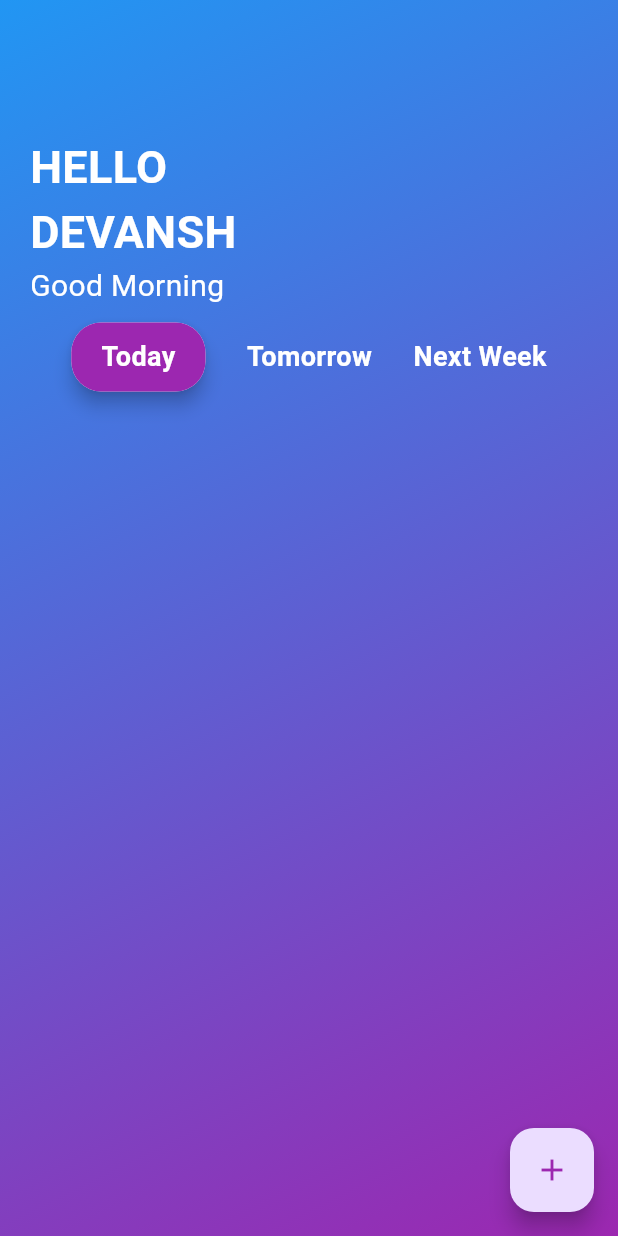
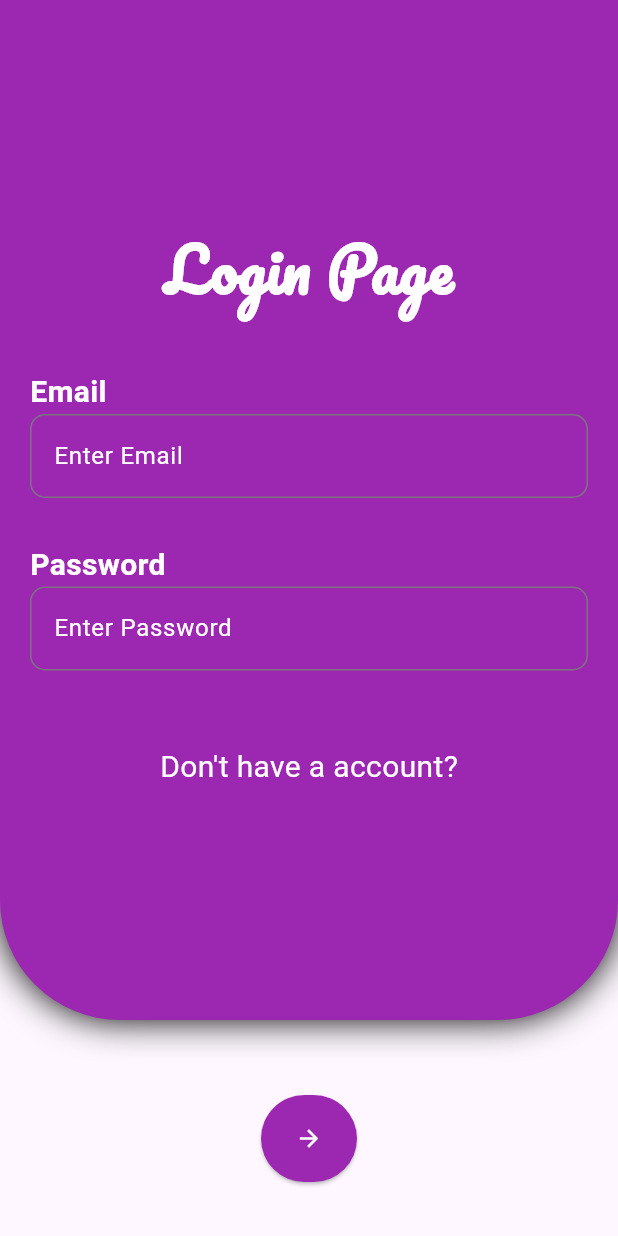
Before and after one commit to devansh-popli/flutter-todoApp, a Flutter app: the screen it shows after launch, on a phone screen of 412 x 824 dp. Run offline on Flutter 3.47's test engine with Material 3 defaults, Android fonts, the phone set to English and light mode, and no system bars; our stand-ins replace firebase_core, google_fonts, random_string, shared_preferences; accounts and stored records are empty.

Commit message:
flutter demo code

```diff
--- a/lib/main.dart
+++ b/lib/main.dart
@@ -1,26 +1,52 @@
+import 'dart:convert';
+
 import 'package:flutter/material.dart';
 import 'package:pizzeria/pages/home.dart';
 import 'package:firebase_core/firebase_core.dart';
-import 'firebase_options.dart'; // generated by FlutterFire CLI
+import 'package:pizzeria/pages/login.dart';
+import 'package:shared_preferences/shared_preferences.dart';
 
 void main() async {
   WidgetsFlutterBinding.ensureInitialized();
-  try {
-    await Firebase.initializeApp(
-      options: DefaultFirebaseOptions.currentPlatform,
-    );
-    runApp(MyApp());
-  } catch (e) {
-    runApp(
-      MaterialApp(
-        home: Scaffold(body: Center(child: Text('Firebase init failed: $e'))),
-      ),
-    );
+  await Firebase.initializeApp();
+  SharedPreferences prefs = await SharedPreferences.getInstance();
+  String? tokenJson = prefs.getString('authToken');
+  String? userJson = prefs.getString('user');
+  Map<String, dynamic> userMap = {};
+  String token = "";
+  if (userJson != null) {
+    try {
+      userMap = jsonDecode(userJson);
+    } catch (e) {
+      userMap = {}; // fallback to empty if parsing fails
+    }
   }
+  if (tokenJson != null) {
+    try {
+      token = tokenJson;
+    } catch (e) {
+      token = ""; // fallback to empty if parsing fails
+    }
+  }
+  runApp(
+    MyApp(
+      isLoggedIn: tokenJson != null ? true : false,
+      user: userMap,
+      token: token,
+    ),
+  );
 }
 
 class MyApp extends StatelessWidget {
-  const MyApp({super.key});
+  final bool isLoggedIn;
+  final Map<String, dynamic> user;
+  final String token;
+  const MyApp({
+    super.key,
+    required bool this.isLoggedIn,
+    required this.user,
+    required this.token,
+  });
 
   // This widget is the root of your application.
   @override
@@ -45,7 +71,7 @@ class MyApp extends StatelessWidget {
         // tested with just a hot reload.
         colorScheme: ColorScheme.fromSeed(seedColor: Colors.deepPurple),
       ),
-      home: Home(),
+      home: isLoggedIn ? Home(userData: user, token: token!) : const Login(),
     );
   }
 }
--- /dev/null
+++ b/lib/model/user.dart
@@ -0,0 +1,6 @@
+class User {
+  String email;
+  String password;
+  String name;
+  User(this.email, this.password, this.name);
+}
--- /dev/null
+++ b/lib/pages/login.dart
@@ -0,0 +1,191 @@
+import 'dart:convert';
+
+import 'package:flutter/material.dart';
+import 'package:google_fonts/google_fonts.dart';
+import 'package:pizzeria/model/user.dart';
+import 'package:pizzeria/pages/home.dart';
+import 'package:pizzeria/pages/signup.dart';
+import 'package:pizzeria/services/database.dart';
+import 'package:shared_preferences/shared_preferences.dart';
+
+class Login extends StatefulWidget {
+  const Login({super.key});
+
+  @override
+  State<Login> createState() => _LoginState();
+}
+
+class _LoginState extends State<Login> {
+  User user = new User("", "", "");
+  @override
+  Widget build(BuildContext context) {
+    return Scaffold(
+      body: SingleChildScrollView(
+        child: Form(
+          child: Column(
+            children: [
+              Container(
+                padding: EdgeInsets.only(left: 20, right: 20),
+                decoration: BoxDecoration(
+                  color: Colors.purple,
+                  borderRadius: BorderRadius.only(
+                    bottomLeft: Radius.circular(80),
+                    bottomRight: Radius.circular(80),
+                  ),
+                  boxShadow: [BoxShadow(blurRadius: 20, color: Colors.black)],
+                ),
+                height: 680,
+                width: MediaQuery.of(context).size.width,
+                child: Column(
+                  children: [
+                    SizedBox(height: 150),
+                    Text(
+                      "Login Page",
+                      style: GoogleFonts.pacifico(
+                        color: Colors.white,
+                        fontWeight: FontWeight.bold,
+                        fontSize: 40,
+                      ),
+                    ),
+                    SizedBox(height: 40),
+                    Align(
+                      alignment: Alignment.topLeft,
+                      child: Text(
+                        "Email",
+                        style: GoogleFonts.roboto(
+                          fontSize: 20,
+                          color: Colors.white,
+                          fontWeight: FontWeight.bold,
+                        ),
+                      ),
+                    ),
+                    TextFormField(
+                      style: TextStyle(color: Colors.white),
+                      controller: TextEditingController(text: user.email),
+                      onChanged: (value) {
+                        user.email = value;
+                      },
+                      validator: (value) {
+                        if (value!.isEmpty) {
+                          return 'email cant be empty';
+                        } else
+                          return '';
+                      },
+                      decoration: InputDecoration(
+                        hintText: "Enter Email",
+                        hintStyle: TextStyle(color: Colors.white),
+                        border: OutlineInputBorder(
+                          borderRadius: BorderRadius.all(Radius.circular(10)),
+                        ),
+                        focusedBorder: OutlineInputBorder(
+                          borderSide: BorderSide(color: Colors.white),
+                        ),
+                      ),
+                    ),
+                    SizedBox(height: 30),
+                    Align(
+                      alignment: Alignment.topLeft,
+                      child: Text(
+                        "Password",
+                        style: GoogleFonts.roboto(
+                          fontSize: 20,
+                          color: Colors.white,
+                          fontWeight: FontWeight.bold,
+                        ),
+                      ),
+                    ),
+                    TextFormField(
+                      obscureText: true,
+                      controller: TextEditingController(text: user.password),
+                      onChanged: (value) {
+                        user.password = value;
+                      },
+                      validator: (value) {
+                        if (value!.isEmpty) {
+                          return 'password cant be empty';
+                        } else
+                          return '';
+                      },
+                      style: TextStyle(color: Colors.white),
+                      decoration: InputDecoration(
+                        hintText: "Enter Password",
+                        hintStyle: TextStyle(color: Colors.white),
+                        border: OutlineInputBorder(
+                          borderRadius: BorderRadius.all(Radius.circular(10)),
+                        ),
+                        focusedBorder: OutlineInputBorder(
+                          borderSide: BorderSide(color: Colors.white),
+                        ),
+                      ),
+                    ),
+                    SizedBox(height: 50),
+                    InkWell(
+                      onTap: () {
+                        Navigator.push(
+                          context,
+                          MaterialPageRoute(builder: (context) => Register()),
+                        );
+                      },
+                      child: Text(
+                        "Don't have a account?",
+                        style: TextStyle(color: Colors.white, fontSize: 20),
+                      ),
+                    ),
+                  ],
+                ),
+              ),
+              SizedBox(height: 50),
+              ElevatedButton(
+                style: ElevatedButton.styleFrom(
+                  padding: EdgeInsets.all(20),
+                  backgroundColor: Colors.purple, // Purple background
+                  shape: RoundedRectangleBorder(
+                    borderRadius: BorderRadius.circular(
+                      60,
+                    ), // Slightly rounded corners
+                  ),
+                ),
+                onPressed: () async {
+                  var res = await DatabaseMethods().loginUser(user);
+                  print(res.body);
+                  if (res.statusCode == 200) {
+                    SharedPreferences prefs =
+                        await SharedPreferences.getInstance();
+                    // You can add additional response checks if needed (e.g., success field in body)
+                    var userData = json.decode(res.body);
+                    await prefs.setString('authToken', userData['jwtToken']);
+                    await prefs.setString('user', jsonEncode(userData['user']));
+                    print(userData['user']);
+                    Navigator.pushReplacement(
+                      context,
+                      MaterialPageRoute(
+                        builder:
+                            (context) => Home(
+                              userData: userData['user'],
+                              token: userData['jwtToken'],
+                            ),
+                      ),
+                    );
+                  } else {
+                    // Optional: show error to user
+                    ScaffoldMessenger.of(context).showSnackBar(
+                      const SnackBar(
+                        content: Center(
+                          child: Text("Login failed. Please try again."),
+                        ),
+                      ),
+                    );
+                  }
+                },
+                child: Icon(
+                  Icons.arrow_forward,
+                  color: Colors.white,
+                ), // Optional: white icon
+              ),
+            ],
+          ),
+        ),
+      ),
+    );
+  }
+}
--- a/pubspec.yaml
+++ b/pubspec.yaml
@@ -41,6 +41,9 @@ dev_dependencies:
   firebase_core: ^3.14.0
   cloud_firestore: ^5.6.9
   random_string: ^2.3.1
+  http: ^1.4.0
+  google_fonts: ^6.2.1
+  shared_preferences: ^2.5.3
 
   # The "flutter_lints" package below contains a set of recommended lints to
   # encourage good coding practices. The lint set provided by the package is
```
Also changed, not shown: lib/pages/home.dart (+140 -42 lines), lib/pages/signup.dart (added, +214 -0 lines), lib/services/database.dart (+71 -22 lines), pubspec.lock, 11 other files.
